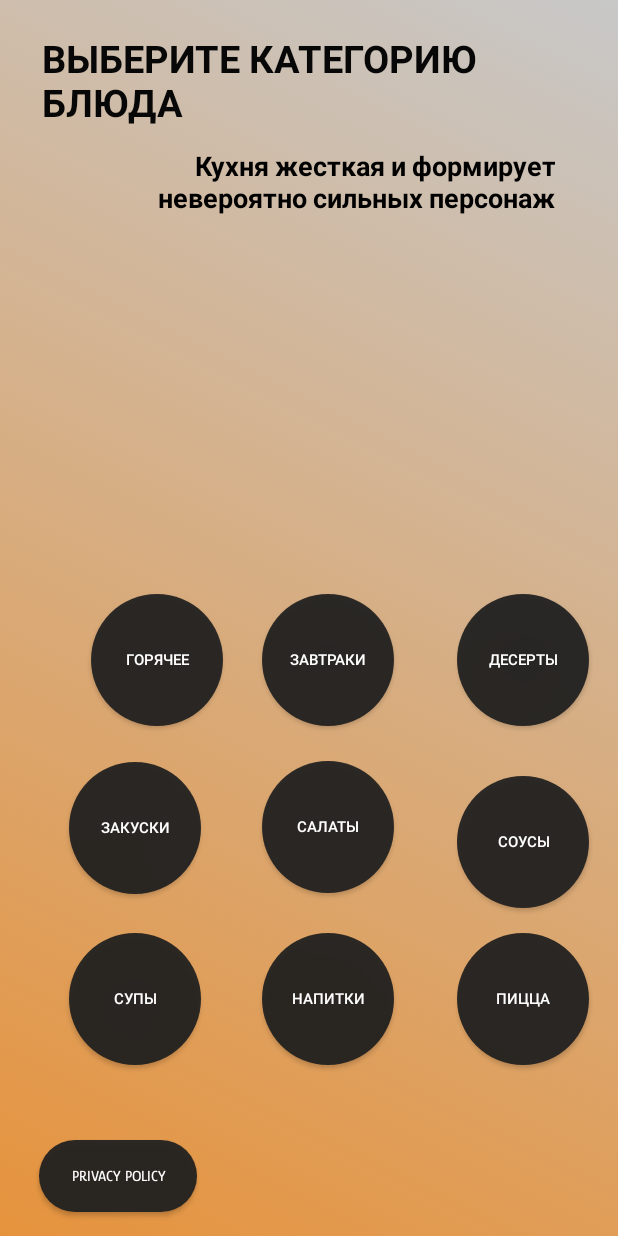
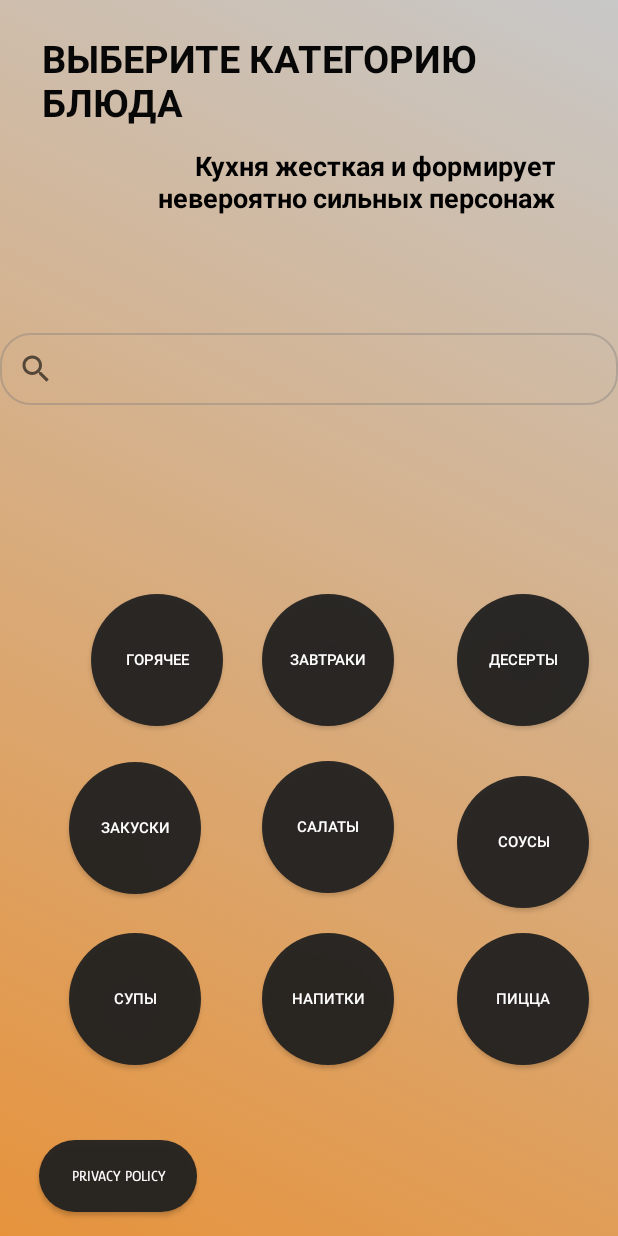
Before and after one commit to Lapoushko/CookingBook, an Android app: the SecondActivity screen opened directly, with no data from a screen before it, on a phone screen of 412 x 824 dp. Run offline under Robolectric (Android 15) with nearby library versions, the phone set to English and light mode, and no system bars; network calls fail.

Commit message:
search_update

```diff
--- a/TestJavaProjectPP/app/src/main/java/com/example/testjavaprojectpp/EatActivity/ActivityEat.java
+++ b/TestJavaProjectPP/app/src/main/java/com/example/testjavaprojectpp/EatActivity/ActivityEat.java
@@ -146,7 +146,11 @@ public class ActivityEat extends AppCompatActivity {
     void updateRecipes(String category){
 
         DatabaseHelper databaseHelper = new DatabaseHelper(ActivityEat.this);
-        List<RecipeModel> everyone = databaseHelper.getEveryone(category);
+        List<RecipeModel> everyone = databaseHelper.getAll();
+        if (category != "everyone"){
+            everyone = databaseHelper.getEveryone(category);
+        }
+
 
         //Toast.makeText(SoupActivity.this,everyone.toString(), Toast.LENGTH_SHORT).show();
 
--- a/TestJavaProjectPP/app/src/main/java/com/example/testjavaprojectpp/SecondActivity.java
+++ b/TestJavaProjectPP/app/src/main/java/com/example/testjavaprojectpp/SecondActivity.java
@@ -1,6 +1,7 @@
 package com.example.testjavaprojectpp;
 
 import androidx.appcompat.app.AppCompatActivity;
+import androidx.appcompat.widget.SearchView;
 import androidx.constraintlayout.widget.ConstraintLayout;
 
 import android.content.Intent;
@@ -11,6 +12,7 @@ import android.os.Handler;
 import android.view.View;
 import android.view.animation.Animation;
 import android.widget.TextView;
+import android.widget.Toast;
 
 import com.example.testjavaprojectpp.EatActivity.ActivityEat;
 
@@ -54,6 +56,18 @@ public class SecondActivity extends AppCompatActivity {
         String textAuthor = arrayStr[r.nextInt(arrayStr.length)];
         Typewriter writer = new Typewriter(tv);
         writer.animateText(textAuthor);
+
+        SearchView sv = (SearchView) findViewById(R.id.searcher);
+
+        sv.setOnClickListener(new View.OnClickListener() {
+            @Override
+            public void onClick(View v) {
+                Intent intent2 = new Intent(SecondActivity.this, ActivityEat.class);
+                nameCategory = "everyone";
+                startActivity(intent2);
+
+            }
+        });
 //        Button btn_add = findViewById(R.id.btnTestBd);
 //        Button btn_add_read = findViewById(R.id.btnTestRead);
 //
@@ -170,4 +184,5 @@ public class SecondActivity extends AppCompatActivity {
             }
         };
     }
+
 }
--- a/TestJavaProjectPP/app/src/main/res/layout/activity_second.xml
+++ b/TestJavaProjectPP/app/src/main/res/layout/activity_second.xml
@@ -8,6 +8,29 @@
     android:id="@+id/second_layout"
     android:background="@drawable/anim_gradient_list"
     >
+
+    <androidx.appcompat.widget.SearchView
+        android:id="@+id/searcher"
+        android:layout_width="0dp"
+        android:layout_height="wrap_content"
+
+        android:layout_alignParentStart="true"
+        android:layout_alignParentTop="true"
+        android:layout_alignParentEnd="true"
+        android:background="@drawable/search_view_bg"
+        android:visibility="visible"
+        app:actionViewClass="androidx.appcompat.widget.SearchView"
+
+        app:layout_constraintBottom_toBottomOf="parent"
+        app:layout_constraintEnd_toEndOf="parent"
+        app:layout_constraintHorizontal_bias="0.507"
+        app:layout_constraintStart_toStartOf="parent"
+        app:layout_constraintTop_toTopOf="parent"
+        app:layout_constraintVertical_bias="0.286"
+        app:queryHint="Ищи рецепт..."
+        app:iconifiedByDefault="true">
+
+    </androidx.appcompat.widget.SearchView>
 
     <androidx.appcompat.widget.AppCompatButton
         android:id="@+id/button_pizza"
```
Also changed, not shown: TestJavaProjectPP/app/src/main/java/com/example/testjavaprojectpp/sqlitedb/DatabaseHelper.java (+31 -1 lines).
